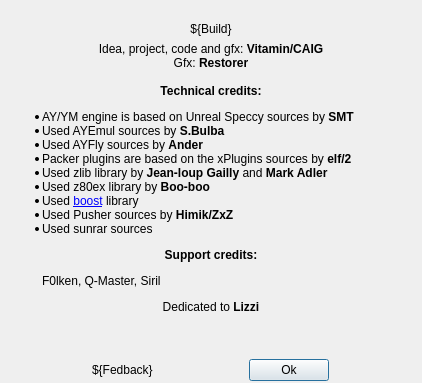
Old version of the form apps/zxtune-qt/ui/informational/aboutdialog.ui in the repository vitamin-caig/zxtune.
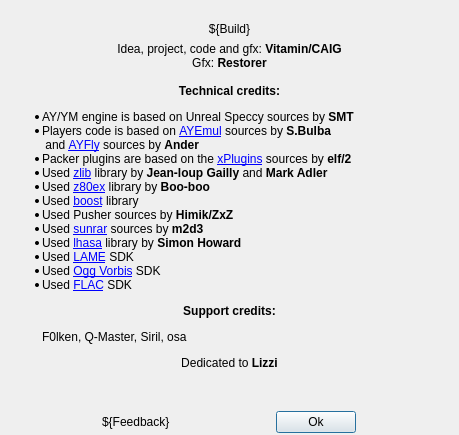
New version of the form. Icons and pictures are not drawn.

Commit message: zxtune-qt: updated about dialog.

What changed in the file:
```diff
--- a/apps/zxtune-qt/ui/informational/aboutdialog.ui
+++ b/apps/zxtune-qt/ui/informational/aboutdialog.ui
@@ -9,8 +9,8 @@
    <rect>
     <x>0</x>
     <y>0</y>
-    <width>422</width>
-    <height>383</height>
+    <width>459</width>
+    <height>435</height>
    </rect>
   </property>
   <property name="windowTitle">
@@ -72,18 +72,21 @@
 &lt;center&gt;&lt;b&gt;Technical credits:&lt;/b&gt;&lt;/center&gt;
 &lt;ul&gt;
 &lt;li&gt;AY/YM engine is based on Unreal Speccy sources by &lt;b&gt;SMT&lt;/b&gt;&lt;/li&gt;
-&lt;li&gt;Used AYEmul sources by &lt;b&gt;S.Bulba&lt;/b&gt;&lt;/li&gt;
-&lt;li&gt;Used AYFly sources by &lt;b&gt;Ander&lt;/b&gt;&lt;/li&gt;
-&lt;li&gt;Packer plugins are based on the xPlugins sources by &lt;b&gt;elf/2&lt;/b&gt;&lt;/li&gt;
-&lt;li&gt;Used zlib library by &lt;b&gt;Jean-loup Gailly&lt;/b&gt; and &lt;b&gt;Mark Adler&lt;/b&gt;&lt;/li&gt;
-&lt;li&gt;Used z80ex library by &lt;b&gt;Boo-boo&lt;/b&gt;&lt;/li&gt;
+&lt;li&gt;Players code is based on &lt;a href=&quot;http://bulba.untergrund.net&quot;&gt;AYEmul&lt;/a&gt; sources by &lt;b&gt;S.Bulba&lt;/b&gt;&lt;br/&gt; and &lt;a href=&quot;http://ayfly.googlecode.com&quot;&gt;AYFly&lt;/a&gt; sources by &lt;b&gt;Ander&lt;/b&gt;&lt;/li&gt;
+&lt;li&gt;Packer plugins are based on the &lt;a href=&quot;http://thex.untergrund.net&quot;&gt;xPlugins&lt;/a&gt; sources by &lt;b&gt;elf/2&lt;/b&gt;&lt;/li&gt;
+&lt;li&gt;Used &lt;a href=&quot;http://zlib.net&quot;&gt;zlib&lt;/a&gt; library by &lt;b&gt;Jean-loup Gailly&lt;/b&gt; and &lt;b&gt;Mark Adler&lt;/b&gt;&lt;/li&gt;
+&lt;li&gt;Used &lt;a href=&quot;https://github.com/mkoloberdin/z80ex&quot;&gt;z80ex&lt;/a&gt; library by &lt;b&gt;Boo-boo&lt;/b&gt;&lt;/li&gt;
 &lt;li&gt;Used &lt;a href=&quot;http://boost.org&quot;&gt;boost&lt;/a&gt; library&lt;/li&gt;
 &lt;li&gt;Used Pusher sources by &lt;b&gt;Himik/ZxZ&lt;/b&gt;&lt;/li&gt;
-&lt;li&gt;Used sunrar sources&lt;/li&gt;
+&lt;li&gt;Used &lt;a href=&quot;http://sourceforge.net/projects/sunrar&quot;&gt;sunrar&lt;/a&gt; sources by &lt;b&gt;m2d3&lt;/b&gt;&lt;/li&gt;
+&lt;li&gt;Used &lt;a href=&quot;https://github.com/fragglet/lhasa&quot;&gt;lhasa&lt;/a&gt; library by &lt;b&gt;Simon Howard&lt;/b&gt;&lt;/li&gt;
+&lt;li&gt;Used &lt;a href=&quot;http://lame.sourceforge.net&quot;&gt;LAME&lt;/a&gt; SDK&lt;/li&gt;
+&lt;li&gt;Used &lt;a href=&quot;http://www.vorbis.com&quot;&gt;Ogg Vorbis&lt;/a&gt; SDK&lt;/li&gt;
+&lt;li&gt;Used &lt;a href=&quot;http://flac.sourceforge.net&quot;&gt;FLAC&lt;/a&gt; SDK&lt;/li&gt;
 &lt;/ul&gt;
 
 &lt;center&gt;&lt;b&gt;Support credits:&lt;/b&gt;&lt;/center&gt;
-&lt;ul&gt;F0lken, Q-Master, Siril&lt;/ul&gt;
+&lt;ul&gt;F0lken, Q-Master, Siril, osa&lt;/ul&gt;
 
 &lt;center&gt;Dedicated to &lt;b&gt;Lizzi&lt;/b&gt;&lt;/center&gt;
 &lt;/body&gt;&lt;/html&gt;</string>
@@ -117,7 +120,7 @@
         </sizepolicy>
        </property>
        <property name="text">
-        <string>${Fedback}</string>
+        <string>${Feedback}</string>
        </property>
        <property name="textFormat">
         <enum>Qt::RichText</enum>
```
